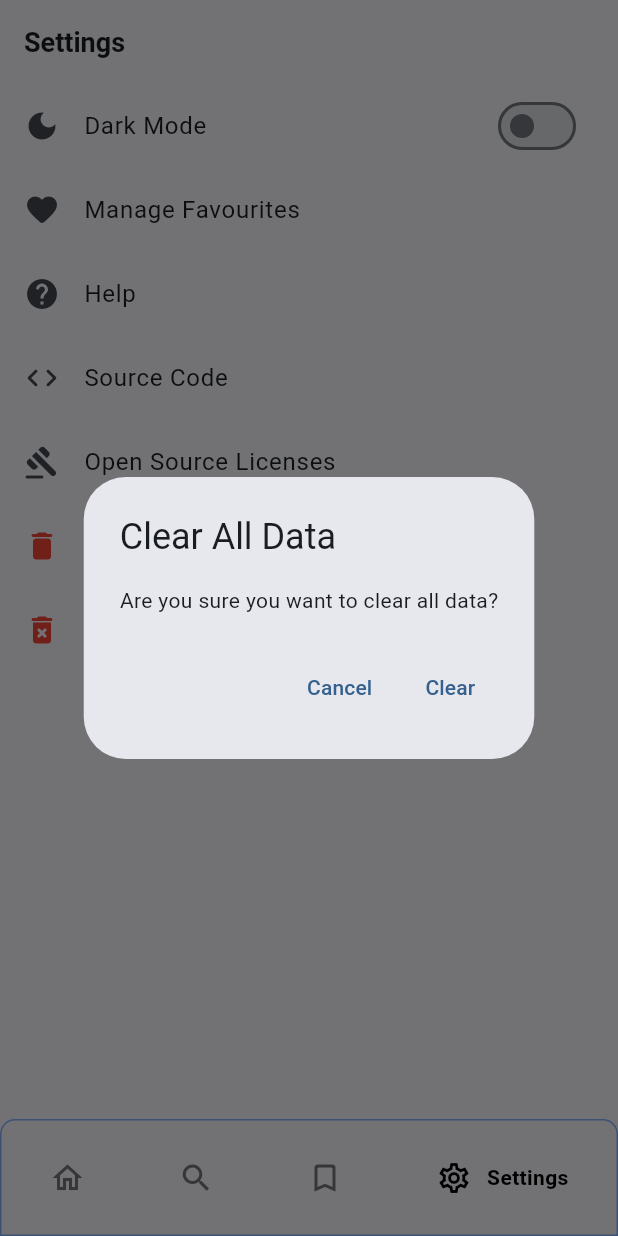
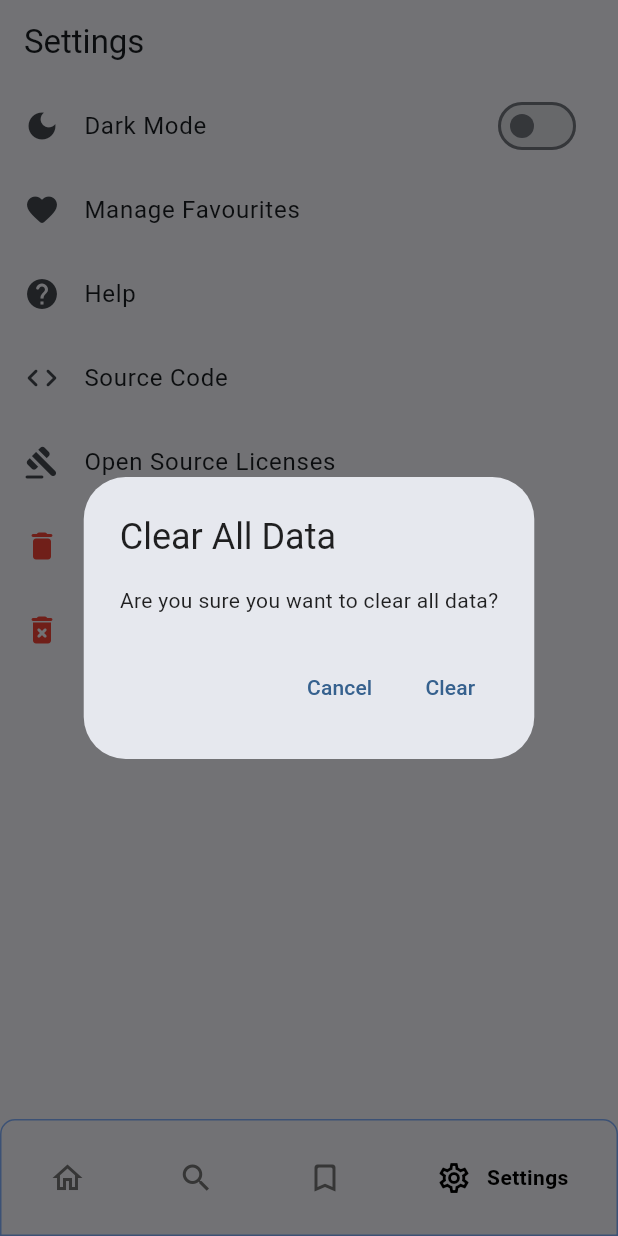
Before and after one commit to Sreeram3927/flutter_news_app, a Flutter app: the screen it shows after launch, item 4 of the bottom bar chosen, after a tap on "Clear Data", on a phone screen of 412 x 824 dp. Run offline on Flutter 3.47's test engine with Material 2 defaults, Android fonts, the phone set to English and light mode, and no system bars; drawn by our look-alikes of google_nav_bar; our stand-ins replace carousel_slider, country_picker, google_fonts, share_plus, shared_preferences, shimmer; network calls fail.

Commit message:
remove dark theme

```diff
--- a/lib/main.dart
+++ b/lib/main.dart
@@ -2,7 +2,6 @@ import 'package:flutter/material.dart';
 import 'package:google_fonts/google_fonts.dart';
 import 'package:news_watch/data/user_settings.dart';
 import 'package:news_watch/pages/page_manager.dart';
-import 'package:news_watch/theme/theme_settings.dart';
 
 void main() async {
   WidgetsFlutterBinding.ensureInitialized();
@@ -18,12 +17,23 @@ class MainApp extends StatelessWidget {
     return MaterialApp(
       home: const PageManager(),
       themeMode: ThemeMode.light,
-      theme: ThemeSettings.lightMode,
-      darkTheme: ThemeData(
+      theme: ThemeData(
         useMaterial3: true,
         colorSchemeSeed: Colors.blue,
-        brightness: Brightness.dark,
+
         textTheme: GoogleFonts.mavenProTextTheme(),
+        primaryTextTheme: const TextTheme(
+          titleLarge: TextStyle(
+            fontSize: 18,
+            fontWeight: FontWeight.bold,
+          ),
+        ),
+
+        cardTheme: const CardTheme(
+          color: Colors.white,
+          elevation: 3,
+        ),
+
       ),
     );
   }
--- a/lib/pages/search/search_page.dart
+++ b/lib/pages/search/search_page.dart
@@ -25,13 +25,13 @@ class _SearchPageState extends State<SearchPage>  with AutomaticKeepAliveClientM
   late String title;
   late List<News> data;
 
-  Future<void> _search(String query) async {
+  Future<void> _search(String query, bool addCountry) async {
     setState(() {
       title = query;
       isLoading = true;
     });
     try {
-      data = await BingScraper.getData(query: query);
+      data = await BingScraper.getData(query: query, addCountry: addCountry);
     } catch (e) {
       isError = true;
     }
@@ -57,7 +57,7 @@ class _SearchPageState extends State<SearchPage>  with AutomaticKeepAliveClientM
           const SizedBox(height: 15),
           TextButton(
             onPressed: () async {
-              await _search(title);
+              await _search(title, false);
             },
             child: const Text('Retry')
           )
@@ -69,7 +69,7 @@ class _SearchPageState extends State<SearchPage>  with AutomaticKeepAliveClientM
   @override
   void initState() {
     super.initState();
-    _search('Top Stories');
+    _search('Latest news', true);
   }
 
   @override
@@ -83,7 +83,7 @@ class _SearchPageState extends State<SearchPage>  with AutomaticKeepAliveClientM
     super.build(context);
     return RefreshIndicator(
       onRefresh: () async {
-        await _search(title);
+        await _search(title, false);
       },
       child: CustomScrollView(
         slivers: [
@@ -117,7 +117,7 @@ class _SearchPageState extends State<SearchPage>  with AutomaticKeepAliveClientM
                 },
                 onSubmitted: (query) {
                   _searchFocusNode.unfocus();
-                  _search(query);
+                  _search(query, false);
                 },
                 decoration: InputDecoration(
                   hintText: "Search...",
@@ -125,7 +125,7 @@ class _SearchPageState extends State<SearchPage>  with AutomaticKeepAliveClientM
                     icon: const Icon(Icons.search),
                     onPressed: () {
                       _searchFocusNode.unfocus();
-                      _search(_searchController.text);
+                      _search(_searchController.text, false);
                     },
                   ),
                   border: OutlineInputBorder(
--- a/lib/pages/settings/settings_page.dart
+++ b/lib/pages/settings/settings_page.dart
@@ -99,7 +99,7 @@ class _SettingsPageState extends State<SettingsPage> {
                   if (data == 'clear') {
                     ScaffoldMessenger.of(context).showSnackBar(
                       const SnackBar(
-                        content: Text('Bookmarks cleared'),
+                        content: Text('Data cleared'),
                       ),
                     );
                   }
--- a/lib/theme/theme_settings.dart
+++ /dev/null
@@ -1,25 +0,0 @@
-import 'package:flutter/material.dart';
-import 'package:google_fonts/google_fonts.dart';
-
-class ThemeSettings {
-
-  static ThemeData lightMode = ThemeData(
-    useMaterial3: true,
-    colorSchemeSeed: Colors.blue,
-
-   primaryTextTheme: GoogleFonts.mavenProTextTheme(),
-    textTheme: const TextTheme(
-      titleLarge: TextStyle(
-        fontSize: 18,
-        fontWeight: FontWeight.bold,
-      ),
-    ),
-
-    cardTheme: const CardTheme(
-      color: Colors.white,
-      elevation: 5,
-    ),
-
-  );
-
-}
--- a/lib/widgets/news_feed_card.dart
+++ b/lib/widgets/news_feed_card.dart
@@ -42,10 +42,7 @@ class _NewsFeedCardState extends State<NewsFeedCard> {
                           const SizedBox(height: 6),
                           Text(
                             widget.news.title,
-                            style: const TextStyle(
-                              fontSize: 18,
-                              fontWeight: FontWeight.bold,
-                            ),
+                            style: Theme.of(context).textTheme.titleLarge,
                             maxLines: 3,
                             overflow: TextOverflow.ellipsis,
                           ),
```
